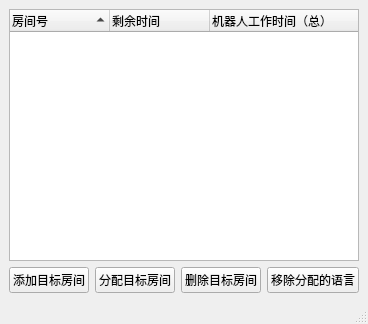
Above: target_room_edit_window_form.ui from kingyy2013/autobot before the change. Below: the same form after it.
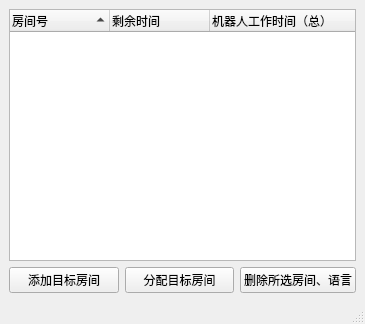
That is the form after the change.

Commit message: Fixed speech adding window after refactdor.

Diff of the .ui file:
```diff
--- a/target_room_edit_window_form.ui
+++ b/target_room_edit_window_form.ui
@@ -15,7 +15,7 @@
   </property>
   <widget class="QWidget" name="centralwidget">
    <layout class="QGridLayout" name="gridLayout">
-    <item row="0" column="0" colspan="4">
+    <item row="0" column="0" colspan="3">
      <widget class="QTreeWidget" name="treeWidget_rooms">
       <property name="selectionMode">
        <enum>QAbstractItemView::ExtendedSelection</enum>
@@ -40,6 +40,13 @@
       </column>
      </widget>
     </item>
+    <item row="1" column="2">
+     <widget class="QPushButton" name="pushButton_remove_room">
+      <property name="text">
+       <string>删除所选房间、语言</string>
+      </property>
+     </widget>
+    </item>
     <item row="1" column="0">
      <widget class="QPushButton" name="pushButton_add_room">
       <property name="text">
@@ -54,20 +61,6 @@
       </property>
      </widget>
     </item>
-    <item row="1" column="2">
-     <widget class="QPushButton" name="pushButton_remove_room">
-      <property name="text">
-       <string>删除目标房间</string>
-      </property>
-     </widget>
-    </item>
-    <item row="1" column="3">
-     <widget class="QPushButton" name="pushButton_remove_speech">
-      <property name="text">
-       <string>移除分配的语言</string>
-      </property>
-     </widget>
-    </item>
    </layout>
   </widget>
   <widget class="QMenuBar" name="menubar">
```
The commit also changes 12 other files.
